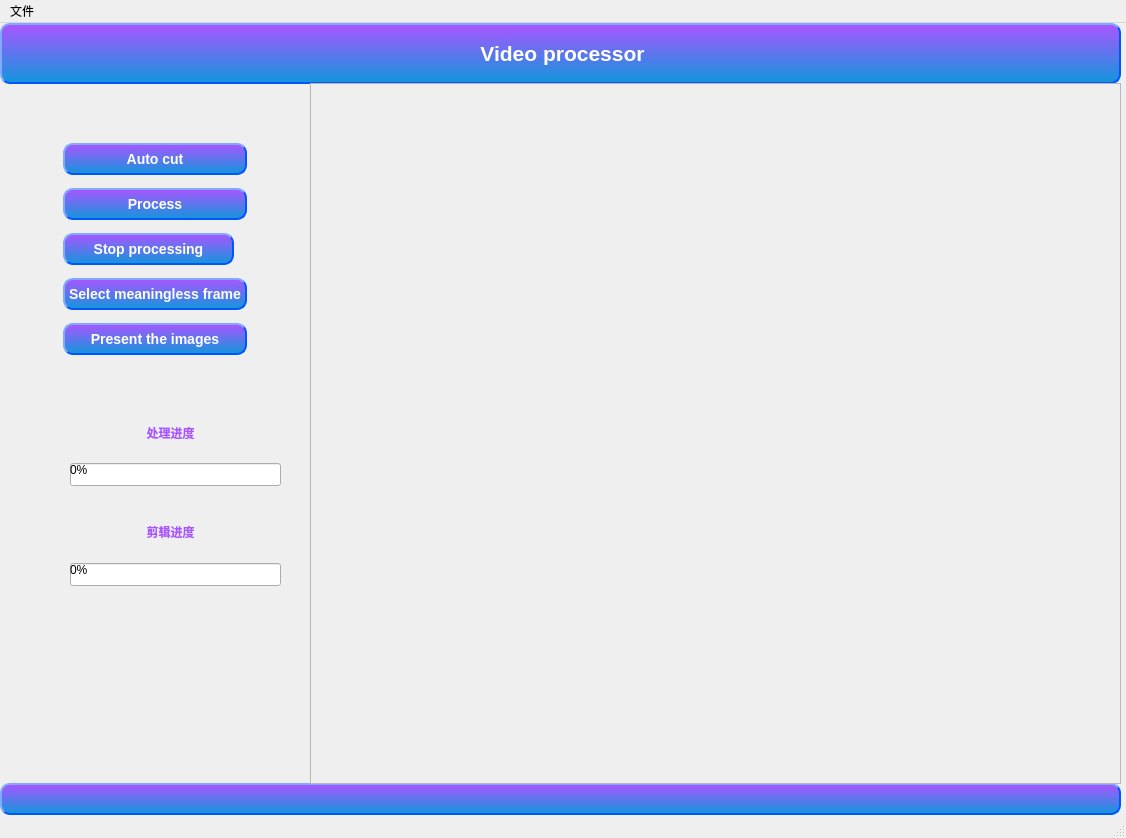
First picture: the form in demo.ui, repository HarryandJack/Surgical_video_clipping, before the edit.
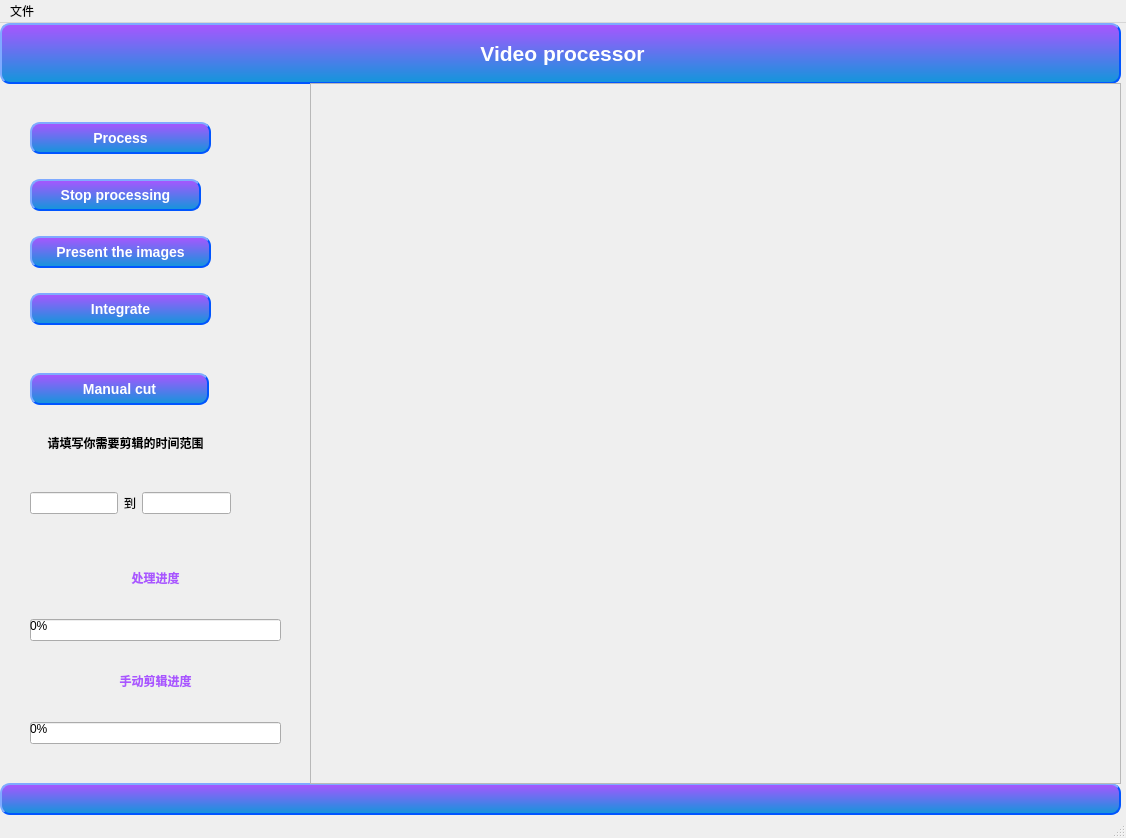
Second picture: the form after the edit.

Commit message: Add clip and process content

```diff
--- a/demo.ui
+++ b/demo.ui
@@ -101,50 +101,13 @@
    <widget class="QWidget" name="layoutWidget">
     <property name="geometry">
      <rect>
-      <x>63</x>
-      <y>113</y>
-      <width>184</width>
-      <height>229</height>
+      <x>30</x>
+      <y>80</y>
+      <width>181</width>
+      <height>241</height>
      </rect>
     </property>
     <layout class="QVBoxLayout" name="verticalLayout">
-     <item>
-      <widget class="QPushButton" name="Auto_cut">
-       <property name="styleSheet">
-        <string notr="true">QPushButton
-{
-    color:#ffffff; /*文字颜色*/
-    background-color:qlineargradient(x1: 0, y1: 0, x2: 0, y2: 1, stop:0 #aa55ff, stop: 1 #1296db);/*背景色*/
-    border-style:outset; /*边框风格*/
-    border-width:2px;/*边框宽度*/
-    border-color:#0055ff; /*边框颜色*/
-    border-radius:10px; /*边框倒角*/
-    font:bold 14px; /*字体*/
-    font-family: Segoe UI;
-    min-width:100px;/*控件最小宽度*/
-    min-height:20px;/*控件最小高度*/
-    padding:4px;/*内边距*/
-}
-
-QPushButton::hover{
-	color:#ffffff; /*文字颜色*/
-    background-color:qlineargradient(x1: 1, y1: 1, x2: 1, y2: 0, stop:0 #aa55ff, stop: 1 #1296db);/*背景色*/
-    border-style:outset; /*边框风格*/
-    border-width:2px;/*边框宽度*/
-    border-color:#0055ff; /*边框颜色*/
-    border-radius:10px; /*边框倒角*/
-    font:bold 14px; /*字体*/
-    font-family: Segoe UI;
-    min-width:100px;/*控件最小宽度*/
-    min-height:20px;/*控件最小高度*/
-    padding:4px;/*内边距*/
-}</string>
-       </property>
-       <property name="text">
-        <string>Auto cut</string>
-       </property>
-      </widget>
-     </item>
      <item>
       <widget class="QPushButton" name="Process">
        <property name="styleSheet">
@@ -225,43 +188,6 @@
        </property>
       </widget>
      </item>
-     <item>
-      <widget class="QPushButton" name="Select_image">
-       <property name="styleSheet">
-        <string notr="true">QPushButton
-{
-    color:#ffffff; /*文字颜色*/
-    background-color:qlineargradient(x1: 0, y1: 0, x2: 0, y2: 1, stop:0 #aa55ff, stop: 1 #1296db);/*背景色*/
-    border-style:outset; /*边框风格*/
-    border-width:2px;/*边框宽度*/
-    border-color:#0055ff; /*边框颜色*/
-    border-radius:10px; /*边框倒角*/
-    font:bold 14px; /*字体*/
-    font-family: Segoe UI;
-    min-width:100px;/*控件最小宽度*/
-    min-height:20px;/*控件最小高度*/
-    padding:4px;/*内边距*/
-}
-
-QPushButton::hover{
-	color:#ffffff; /*文字颜色*/
-    background-color:qlineargradient(x1: 1, y1: 1, x2: 1, y2: 0, stop:0 #aa55ff, stop: 1 #1296db);/*背景色*/
-    border-style:outset; /*边框风格*/
-    border-width:2px;/*边框宽度*/
-    border-color:#0055ff; /*边框颜色*/
-    border-radius:10px; /*边框倒角*/
-    font:bold 14px; /*字体*/
-    font-family: Segoe UI;
-    min-width:100px;/*控件最小宽度*/
-    min-height:20px;/*控件最小高度*/
-    padding:4px;/*内边距*/
-}</string>
-       </property>
-       <property name="text">
-        <string>Select meaningless frame</string>
-       </property>
-      </widget>
-     </item>
      <item>
       <widget class="QPushButton" name="Present_images">
        <property name="styleSheet">
@@ -299,17 +225,99 @@
        </property>
       </widget>
      </item>
+     <item>
+      <widget class="QPushButton" name="Integrate">
+       <property name="styleSheet">
+        <string notr="true">QPushButton
+{
+    color:#ffffff; /*文字颜色*/
+    background-color:qlineargradient(x1: 0, y1: 0, x2: 0, y2: 1, stop:0 #aa55ff, stop: 1 #1296db);/*背景色*/
+    border-style:outset; /*边框风格*/
+    border-width:2px;/*边框宽度*/
+    border-color:#0055ff; /*边框颜色*/
+    border-radius:10px; /*边框倒角*/
+    font:bold 14px; /*字体*/
+    font-family: Segoe UI;
+    min-width:100px;/*控件最小宽度*/
+    min-height:20px;/*控件最小高度*/
+    padding:4px;/*内边距*/
+}
+
+QPushButton::hover{
+	color:#ffffff; /*文字颜色*/
+    background-color:qlineargradient(x1: 1, y1: 1, x2: 1, y2: 0, stop:0 #aa55ff, stop: 1 #1296db);/*背景色*/
+    border-style:outset; /*边框风格*/
+    border-width:2px;/*边框宽度*/
+    border-color:#0055ff; /*边框颜色*/
+    border-radius:10px; /*边框倒角*/
+    font:bold 14px; /*字体*/
+    font-family: Segoe UI;
+    min-width:100px;/*控件最小宽度*/
+    min-height:20px;/*控件最小高度*/
+    padding:4px;/*内边距*/
+}</string>
+       </property>
+       <property name="text">
+        <string>Integrate</string>
+       </property>
+      </widget>
+     </item>
     </layout>
    </widget>
+   <widget class="QWidget" name="verticalLayoutWidget">
+    <property name="geometry">
+     <rect>
+      <x>30</x>
+      <y>520</y>
+      <width>251</width>
+      <height>201</height>
+     </rect>
+    </property>
+    <layout class="QVBoxLayout" name="verticalLayout_2">
+     <item>
+      <widget class="QLabel" name="label_2">
+       <property name="styleSheet">
+        <string notr="true">self.setStyleSheet(&quot;QLabel{background:white;}&quot;
+                   &quot;QLabel{color:rgb(100,100,100,250);font-size:15px;font-weight:bold;font-family:Roman times;}&quot;
+                   &quot;QLabel:hover{color:rgb(100,100,100,120);}&quot;)</string>
+       </property>
+       <property name="text">
+        <string>&lt;html&gt;&lt;head/&gt;&lt;body&gt;&lt;p align=&quot;center&quot;&gt;&lt;span style=&quot; font-weight:600; color:#aa55ff;&quot;&gt;处理进度&lt;/span&gt;&lt;/p&gt;&lt;/body&gt;&lt;/html&gt;</string>
+       </property>
+      </widget>
+     </item>
+     <item>
+      <widget class="QProgressBar" name="process_rate">
+       <property name="styleSheet">
+        <string notr="true">QProgressBar::chunk
+{
+border-radius:11px;
+background:qlineargradient(spread:pad,x1:0,y1:0,x2:1,y2:0,stop:0 #01FAFF,stop:1  #26B4FF);
+}
+QProgressBar#progressBar
+{
+height:22px;
+text-align:center;/*文本位置*/
+font-size:14px;
+color:white;
+border-radius:11px;
+background: #1D5573 ;
+}</string>
+       </property>
+       <property name="value">
+        <number>0</number>
+       </property>
+      </widget>
+     </item>
+     <item>
+      <widget class="QLabel" name="label_3">
+       <property name="text">
+        <string>&lt;html&gt;&lt;head/&gt;&lt;body&gt;&lt;p align=&quot;center&quot;&gt;&lt;span style=&quot; font-weight:600; color:#aa55ff;&quot;&gt;手动剪辑进度&lt;/span&gt;&lt;/p&gt;&lt;/body&gt;&lt;/html&gt;</string>
+       </property>
+      </widget>
+     </item>
+     <item>
    <widget class="QProgressBar" name="clip_rate">
-    <property name="geometry">
-     <rect>
-      <x>70</x>
-      <y>540</y>
-      <width>211</width>
-      <height>23</height>
-     </rect>
-    </property>
     <property name="font">
      <font>
       <weight>50</weight>
@@ -339,65 +347,89 @@
      <bool>true</bool>
     </property>
    </widget>
-   <widget class="QProgressBar" name="process_rate">
+     </item>
+    </layout>
+   </widget>
+   <widget class="QPushButton" name="Manual_cut">
     <property name="geometry">
      <rect>
-      <x>70</x>
-      <y>440</y>
-      <width>211</width>
-      <height>23</height>
+      <x>30</x>
+      <y>350</y>
+      <width>179</width>
+      <height>32</height>
      </rect>
     </property>
     <property name="styleSheet">
-     <string notr="true">QProgressBar::chunk
+     <string notr="true">QPushButton
 {
-border-radius:11px;
-background:qlineargradient(spread:pad,x1:0,y1:0,x2:1,y2:0,stop:0 #01FAFF,stop:1  #26B4FF);
+    color:#ffffff; /*文字颜色*/
+    background-color:qlineargradient(x1: 0, y1: 0, x2: 0, y2: 1, stop:0 #aa55ff, stop: 1 #1296db);/*背景色*/
+    border-style:outset; /*边框风格*/
+    border-width:2px;/*边框宽度*/
+    border-color:#0055ff; /*边框颜色*/
+    border-radius:10px; /*边框倒角*/
+    font:bold 14px; /*字体*/
+    font-family: Segoe UI;
+    min-width:100px;/*控件最小宽度*/
+    min-height:20px;/*控件最小高度*/
+    padding:4px;/*内边距*/
 }
-QProgressBar#progressBar
-{
-height:22px;
-text-align:center;/*文本位置*/
-font-size:14px;
-color:white;
-border-radius:11px;
-background: #1D5573 ;
+
+QPushButton::hover{
+	color:#ffffff; /*文字颜色*/
+    background-color:qlineargradient(x1: 1, y1: 1, x2: 1, y2: 0, stop:0 #aa55ff, stop: 1 #1296db);/*背景色*/
+    border-style:outset; /*边框风格*/
+    border-width:2px;/*边框宽度*/
+    border-color:#0055ff; /*边框颜色*/
+    border-radius:10px; /*边框倒角*/
+    font:bold 14px; /*字体*/
+    font-family: Segoe UI;
+    min-width:100px;/*控件最小宽度*/
+    min-height:20px;/*控件最小高度*/
+    padding:4px;/*内边距*/
 }</string>
     </property>
-    <property name="value">
-     <number>0</number>
+    <property name="text">
+     <string>Manual cut</string>
     </property>
    </widget>
-   <widget class="QLabel" name="label_2">
+   <widget class="QLabel" name="label_4">
     <property name="geometry">
      <rect>
-      <x>60</x>
-      <y>400</y>
-      <width>221</width>
+      <x>30</x>
+      <y>410</y>
+      <width>191</width>
       <height>21</height>
      </rect>
     </property>
-    <property name="styleSheet">
-     <string notr="true">self.setStyleSheet(&quot;QLabel{background:white;}&quot;
-                   &quot;QLabel{color:rgb(100,100,100,250);font-size:15px;font-weight:bold;font-family:Roman times;}&quot;
-                   &quot;QLabel:hover{color:rgb(100,100,100,120);}&quot;)</string>
-    </property>
     <property name="text">
-     <string>&lt;html&gt;&lt;head/&gt;&lt;body&gt;&lt;p align=&quot;center&quot;&gt;&lt;span style=&quot; font-weight:600; color:#aa55ff;&quot;&gt;处理进度&lt;/span&gt;&lt;/p&gt;&lt;/body&gt;&lt;/html&gt;</string>
+     <string>&lt;html&gt;&lt;head/&gt;&lt;body&gt;&lt;p align=&quot;center&quot;&gt;&lt;span style=&quot; font-weight:600;&quot;&gt;请填写你需要剪辑的时间范围&lt;/span&gt;&lt;/p&gt;&lt;/body&gt;&lt;/html&gt;</string>
     </property>
    </widget>
-   <widget class="QLabel" name="label_3">
+   <widget class="QWidget" name="horizontalLayoutWidget">
     <property name="geometry">
      <rect>
-      <x>70</x>
-      <y>500</y>
+      <x>30</x>
+      <y>440</y>
       <width>201</width>
-      <height>16</height>
+      <height>80</height>
      </rect>
     </property>
+    <layout class="QHBoxLayout" name="horizontalLayout">
+     <item>
+      <widget class="QLineEdit" name="start_time"/>
+     </item>
+     <item>
+      <widget class="QLabel" name="label_5">
     <property name="text">
-     <string>&lt;html&gt;&lt;head/&gt;&lt;body&gt;&lt;p align=&quot;center&quot;&gt;&lt;span style=&quot; font-weight:600; color:#aa55ff;&quot;&gt;剪辑进度&lt;/span&gt;&lt;/p&gt;&lt;/body&gt;&lt;/html&gt;</string>
-    </property>
+        <string>到</string>
+       </property>
+      </widget>
+     </item>
+     <item>
+      <widget class="QLineEdit" name="end_time"/>
+     </item>
+    </layout>
    </widget>
   </widget>
   <widget class="QMenuBar" name="menubar">
```
Left out of the diff: 2 changed lines with no effect on the pictures. Lines whose indentation alone changed are shown as unchanged. The commit also changes 8 other files.
